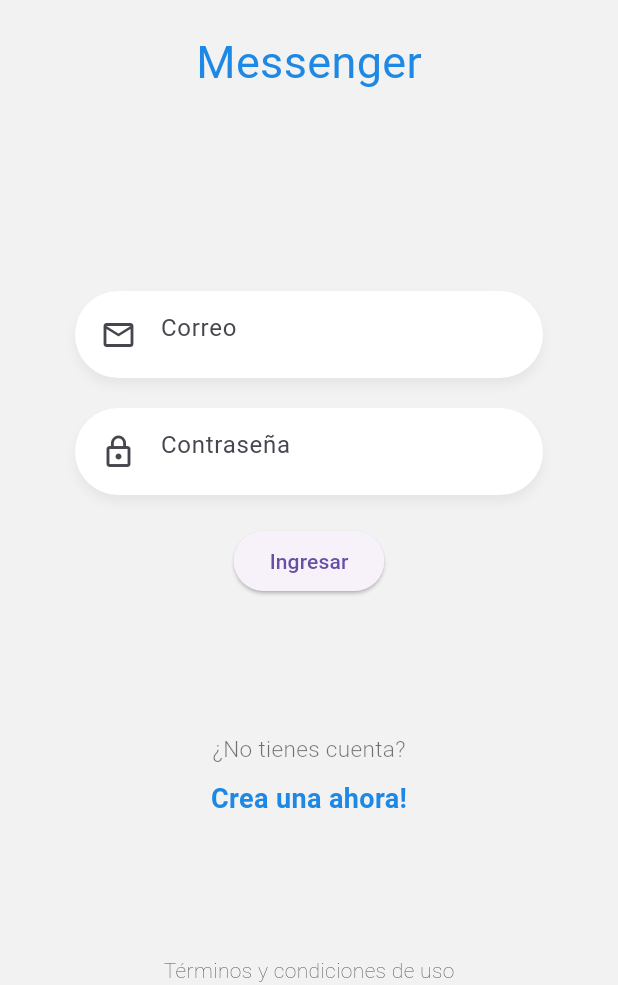
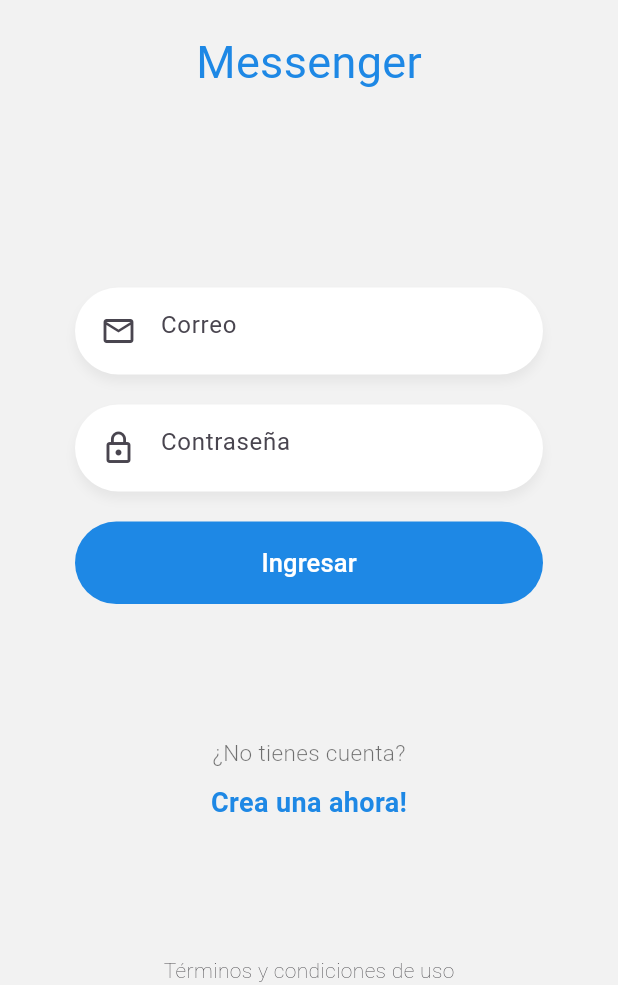
Before and after one commit to GPplay/chat-flutter, a Flutter app: the screen it shows after launch, after a tap on "Ingresar", on a phone screen of 412 x 824 dp, the part 251-1236 px from its top. Run offline on Flutter 3.47's test engine with Material 3 defaults, Android fonts, the phone set to English and light mode, and no system bars.

Commit message:
creando boton azul

```diff
--- a/lib/pages/login_page.dart
+++ b/lib/pages/login_page.dart
@@ -1,3 +1,4 @@
+import 'package:chat_flutter/widget/btn_azul.dart';
 import 'package:chat_flutter/widget/labels.dart';
 import 'package:chat_flutter/widget/logo.dart';
 import 'package:flutter/material.dart';
@@ -55,13 +56,10 @@ class __FormState extends State<_Form> {
             textController: passCtrl,
             isPassword: true,
           ),
-          ElevatedButton(
-            onPressed: () {
-              debugPrint("Email: ${emailCtrl.text}");
-              debugPrint("Contraseña: ${passCtrl.text}");
-            },
-            child: Text('Ingresar'),
-          )
+          BtnAzul(onPressed: () {
+            debugPrint(emailCtrl.text);
+            debugPrint(passCtrl.text);
+          }),
         ],
       ),
     );
--- /dev/null
+++ b/lib/widget/btn_azul.dart
@@ -0,0 +1,30 @@
+import 'package:flutter/material.dart';
+
+class BtnAzul extends StatelessWidget {
+  final VoidCallback onPressed;
+
+  const BtnAzul({super.key, required this.onPressed});
+
+  @override
+  Widget build(BuildContext context) {
+    return ElevatedButton(
+      style: ElevatedButton.styleFrom(
+        backgroundColor: Colors.blue[600],
+        shape: StadiumBorder(),
+        elevation: 0,
+      ),
+      onPressed: onPressed,
+      // ignore: sized_box_for_whitespace
+      child: Container(
+        width: double.infinity,
+        height: 55,
+        child: Center(
+          child: Text(
+            'Ingresar',
+            style: TextStyle(color: Colors.white, fontSize: 17),
+          ),
+        ),
+      ),
+    );
+  }
+}
```
